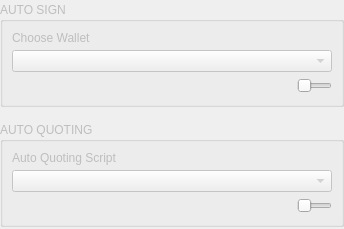
Above: BlockSettleUILib/Trading/AutoSQWidget.ui from BlockSettle/common before the change. Below: the same form after it.
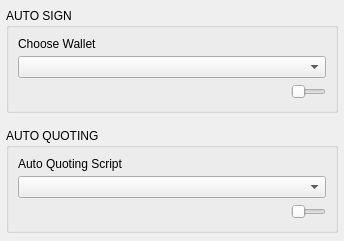
That is the form after the change. Custom widgets are drawn as their Qt base class.

Patch:
```diff
--- a/BlockSettleUILib/Trading/AutoSQWidget.ui
+++ b/BlockSettleUILib/Trading/AutoSQWidget.ui
@@ -7,7 +7,7 @@
     <x>0</x>
     <y>0</y>
     <width>344</width>
-    <height>229</height>
+    <height>241</height>
    </rect>
   </property>
   <property name="sizePolicy">
@@ -21,16 +21,16 @@
   </property>
   <layout class="QVBoxLayout" name="verticalLayout">
    <property name="leftMargin">
-    <number>0</number>
+    <number>6</number>
    </property>
    <property name="topMargin">
-    <number>0</number>
+    <number>6</number>
    </property>
    <property name="rightMargin">
-    <number>0</number>
+    <number>6</number>
    </property>
    <property name="bottomMargin">
-    <number>0</number>
+    <number>6</number>
    </property>
    <item>
     <spacer name="verticalSpacer">
@@ -87,7 +87,7 @@
       <item>
        <widget class="QGroupBox" name="groupBoxAutoSign">
         <property name="enabled">
-         <bool>false</bool>
+         <bool>true</bool>
         </property>
         <property name="title">
          <string>AUTO SIGN</string>
@@ -174,7 +174,7 @@
       <item>
        <widget class="QGroupBox" name="groupBoxAutoQuote">
         <property name="enabled">
-         <bool>false</bool>
+         <bool>true</bool>
         </property>
         <property name="title">
          <string>AUTO QUOTING</string>
@@ -196,12 +196,15 @@
          <item>
           <widget class="CustomComboBox" name="comboBoxAQScript">
            <property name="enabled">
-            <bool>false</bool>
+            <bool>true</bool>
            </property>
           </widget>
          </item>
          <item>
           <widget class="QWidget" name="horizontalWidget6_2" native="true">
+           <property name="enabled">
+            <bool>true</bool>
+           </property>
            <property name="minimumSize">
             <size>
              <width>0</width>
@@ -233,6 +236,9 @@
             </item>
             <item>
              <widget class="ToggleSwitch" name="checkBoxAQ">
+              <property name="enabled">
+               <bool>true</bool>
+              </property>
               <property name="minimumSize">
                <size>
                 <width>0</width>
```
